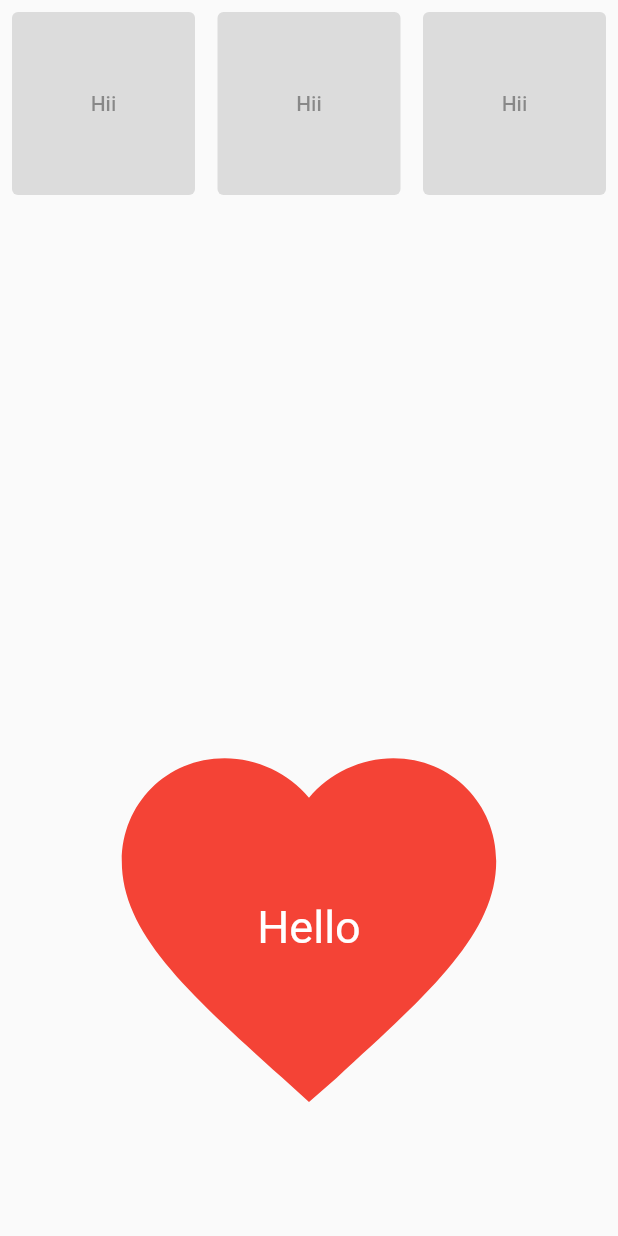
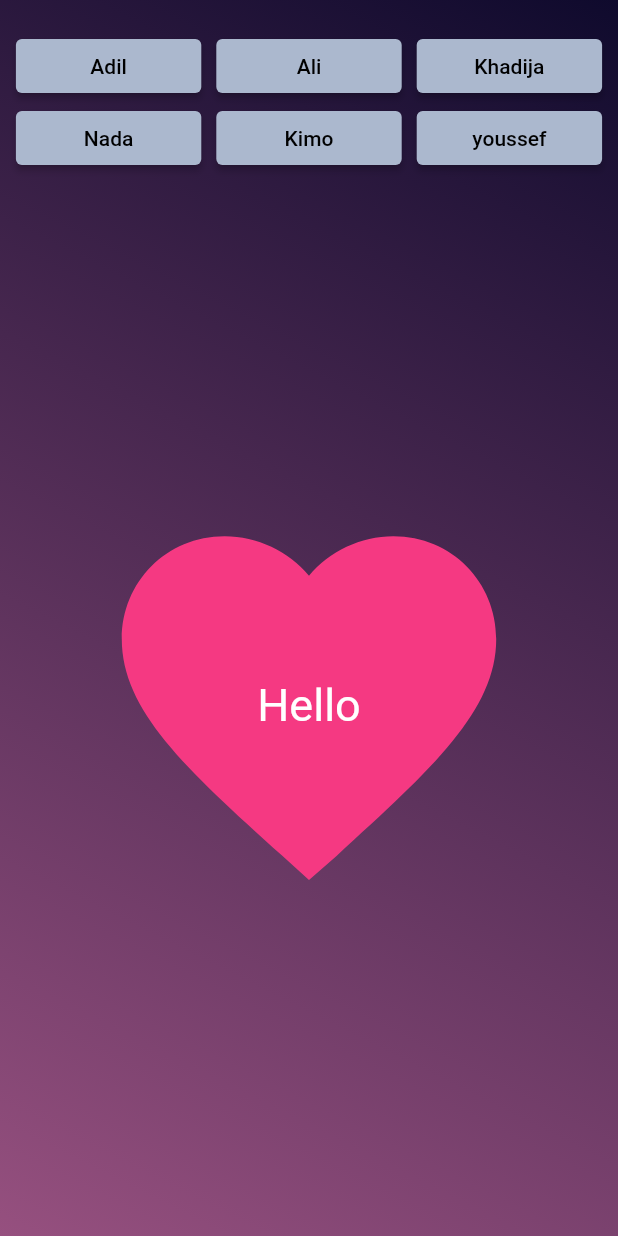
Before and after one commit to Baronsindo/questions_for_couples, a Flutter app: the screen it shows after launch, on a phone screen of 412 x 824 dp. Run offline on Flutter 3.47's test engine with Material 2 defaults, Android fonts, the phone set to English and light mode, and no system bars.

Commit message:
Gadit logic dyal tag buttons

```diff
--- a/lib/main.dart
+++ b/lib/main.dart
@@ -1,4 +1,5 @@
 import 'package:flutter/material.dart';
+import 'package:questions_for_couples/widgets/tag_buttons.dart';
 
 void main() {
   runApp(MyApp());
@@ -35,45 +36,45 @@ class MyHomePage extends StatefulWidget {
 }
 
 class _MyHomePageState extends State<MyHomePage> {
+  void search() {
+    print(TagButtons.checked);
+  }
+
   @override
   Widget build(BuildContext context) {
     return new Scaffold(
-      body: Column(
+      // appBar: AppBar(
+      //   title: Center(child: Text('Page title')),
+      //   backgroundColor: Color(0xFFffd7e7),
+      // ),
+      body: Container(
+        decoration: BoxDecoration(
+          gradient: LinearGradient(
+              colors: [
+                const Color(0xFF96507F),
+                const Color(0xFF0F0A2D),
+              ],
+              begin: const FractionalOffset(0.0, 1.0),
+              end: const FractionalOffset(1.0, 0.0),
+              stops: [0.0, 1.0],
+              tileMode: TileMode.clamp),
+        ),
+        child: Column(
           children: [
-          Expanded(
-            child: Padding(
-              padding: const EdgeInsets.all(8.0),
-              child: GridView.count(
-                crossAxisCount: 3,
-                crossAxisSpacing: 15,
-                mainAxisSpacing: 15,
-                children: [
-                  ElevatedButton(
-                    onPressed: null,
-                    child: Text("Hii"),
+            SizedBox(
+              height: 20,
             ),
-                  ElevatedButton(
-                    onPressed: null,
-                    child: Text("Hii"),
-                  ),
-                  ElevatedButton(
-                    onPressed: null,
-                    child: Text("Hii"),
-                  )
-                ],
-              ),
-            ),
-          ),
+            TagButtons(),
             Expanded(
               child: Center(
                 child: Stack(
                   alignment: Alignment.center,
                   children: [
                     IconButton(
-                    onPressed: () => {},
+                      onPressed: () => {search()},
                       icon: Icon(Icons.favorite),
                       iconSize: 300,
-                    color: Colors.red,
+                      color: Color(0xFFF53982),
                     ),
                     Text(
                       "Hello",
@@ -88,6 +89,7 @@ class _MyHomePageState extends State<MyHomePage> {
             )
           ],
         ),
+      ),
     );
   }
 }
--- /dev/null
+++ b/lib/widgets/tag_buttons.dart
@@ -0,0 +1,64 @@
+import 'package:flutter/material.dart';
+
+class Tag {
+  int id;
+  String text;
+  bool isPressed;
+  Tag({required this.id, required this.text, required this.isPressed});
+}
+
+class TagButtons extends StatefulWidget {
+  TagButtons({Key? key}) : super(key: key);
+  static List checked = [];
+  @override
+  _TagButtonsState createState() => _TagButtonsState();
+}
+
+class _TagButtonsState extends State<TagButtons> {
+  var tag_list = [
+    new Tag(id: 1, text: "Adil", isPressed: false),
+    new Tag(id: 1, text: "Ali", isPressed: false),
+    new Tag(id: 1, text: "Khadija", isPressed: false),
+    new Tag(id: 1, text: "Nada", isPressed: false),
+    new Tag(id: 1, text: "Kimo", isPressed: false),
+    new Tag(id: 1, text: "youssef", isPressed: false),
+  ];
+
+  @override
+  Widget build(BuildContext context) {
+    List<Widget> elevatedButtonList = [];
+
+    void tagClick(but) {
+      setState(() {
+        but.isPressed = !but.isPressed;
+      });
+      TagButtons.checked =
+          tag_list.where((element) => element.isPressed == true).toList();
+    }
+
+    tag_list.forEach((tag_list_item) {
+      elevatedButtonList.add(Container(
+        width: MediaQuery.of(context).size.width * 0.3,
+        child: ElevatedButton(
+          onPressed: () => {
+            tagClick(tag_list_item),
+          },
+          child: Text(tag_list_item.text),
+          style: ElevatedButton.styleFrom(
+            primary: tag_list_item.isPressed
+                ? const Color(0xFF96507F)
+                : const Color(0xFFABB8CE),
+            onPrimary: tag_list_item.isPressed ? Colors.white : Colors.black,
+            onSurface: tag_list_item.isPressed ? Colors.grey : Colors.black,
+          ),
+        ),
+      ));
+    });
+
+    return Wrap(
+      spacing: 10,
+      alignment: WrapAlignment.center,
+      children: elevatedButtonList,
+    );
+  }
+}
```
Also changed, not shown: 1 other file. Lines whose indentation alone changed are shown as unchanged.
